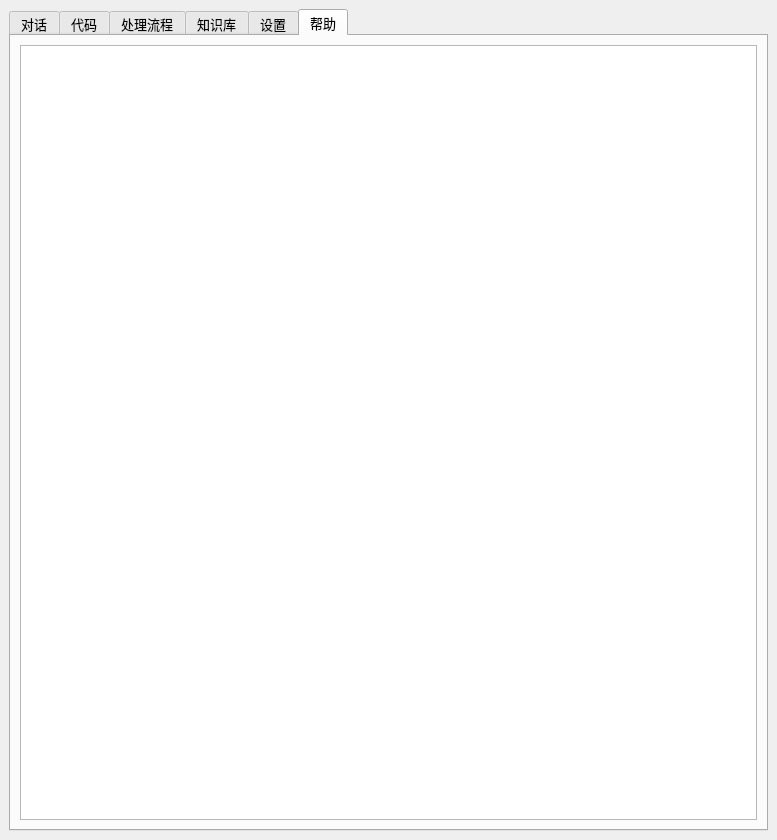
The window that SpatialAnalysisAgent_dockwidget_base.ui (lynn16t/GISCopilot) describes before a commit, drawn with Qt 5.
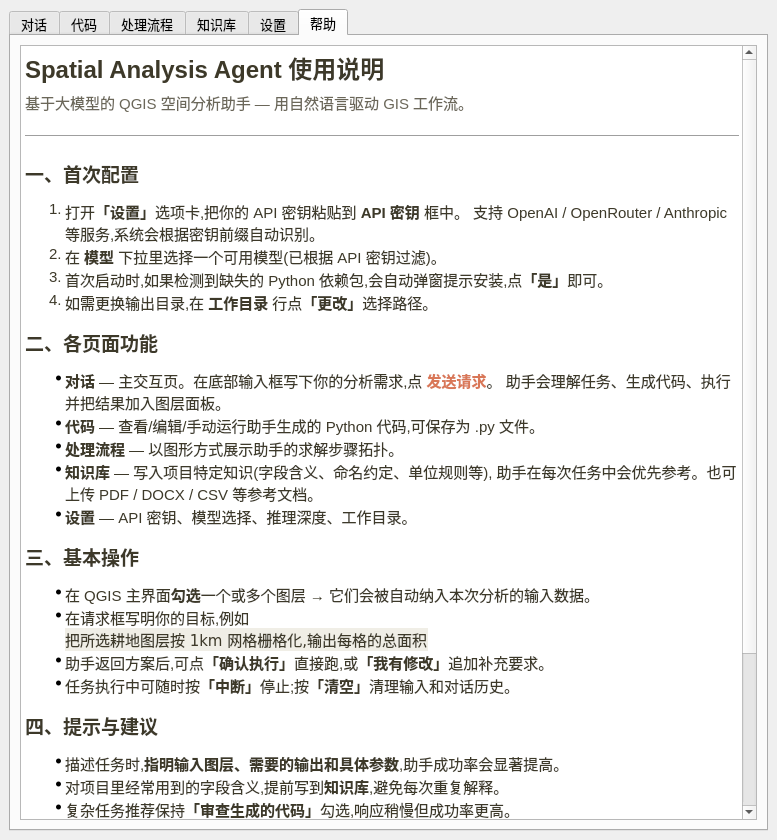
The same window after the commit. The open tabs and pages were chosen to show the change. Custom widgets are drawn as their Qt base class.

Commit message: 运行时签名校验 + 多厂商 Provider + Windows GDAL 规避 + 全面汉化

Patch:
```diff
--- a/SpatialAnalysisAgent_dockwidget_base.ui
+++ b/SpatialAnalysisAgent_dockwidget_base.ui
@@ -1000,7 +1000,62 @@
           <item row="0" column="0">
            <widget class="QTextBrowser" name="textBrowser_2">
             <property name="html">
-             <string>&lt;html&gt;&lt;body style=&quot; font-family:'Microsoft YaHei UI'; font-size:11pt;&quot;&gt;&lt;/body&gt;&lt;/html&gt;</string>
+             <string>&lt;html&gt;&lt;body style=&quot; font-family:'Microsoft YaHei UI'; font-size:11pt; color:#3D3929;&quot;&gt;
+
+&lt;h2 style=&quot;color:#3D3929; margin-bottom:6px;&quot;&gt;Spatial Analysis Agent 使用说明&lt;/h2&gt;
+&lt;p style=&quot;color:#6B6759; margin-top:0px;&quot;&gt;基于大模型的 QGIS 空间分析助手 — 用自然语言驱动 GIS 工作流。&lt;/p&gt;
+&lt;hr style=&quot;border:none; border-top:1px solid #E5E4DD; margin:10px 0;&quot;/&gt;
+
+&lt;h3 style=&quot;color:#3D3929;&quot;&gt;一、首次配置&lt;/h3&gt;
+&lt;ol&gt;
+  &lt;li&gt;打开&lt;b&gt;「设置」&lt;/b&gt;选项卡,把你的 API 密钥粘贴到 &lt;b&gt;API 密钥&lt;/b&gt; 框中。
+      支持 OpenAI / OpenRouter / Anthropic 等服务,系统会根据密钥前缀自动识别。&lt;/li&gt;
+  &lt;li&gt;在 &lt;b&gt;模型&lt;/b&gt; 下拉里选择一个可用模型(已根据 API 密钥过滤)。&lt;/li&gt;
+  &lt;li&gt;首次启动时,如果检测到缺失的 Python 依赖包,会自动弹窗提示安装,点&lt;b&gt;「是」&lt;/b&gt;即可。&lt;/li&gt;
+  &lt;li&gt;如需更换输出目录,在 &lt;b&gt;工作目录&lt;/b&gt; 行点&lt;b&gt;「更改」&lt;/b&gt;选择路径。&lt;/li&gt;
+&lt;/ol&gt;
+
+&lt;h3 style=&quot;color:#3D3929;&quot;&gt;二、各页面功能&lt;/h3&gt;
+&lt;ul&gt;
+  &lt;li&gt;&lt;b&gt;对话&lt;/b&gt; — 主交互页。在底部输入框写下你的分析需求,点
+      &lt;span style=&quot;color:#D97757; font-weight:600;&quot;&gt;发送请求&lt;/span&gt;。
+      助手会理解任务、生成代码、执行并把结果加入图层面板。&lt;/li&gt;
+  &lt;li&gt;&lt;b&gt;代码&lt;/b&gt; — 查看/编辑/手动运行助手生成的 Python 代码,可保存为 .py 文件。&lt;/li&gt;
+  &lt;li&gt;&lt;b&gt;处理流程&lt;/b&gt; — 以图形方式展示助手的求解步骤拓扑。&lt;/li&gt;
+  &lt;li&gt;&lt;b&gt;知识库&lt;/b&gt; — 写入项目特定知识(字段含义、命名约定、单位规则等),
+      助手在每次任务中会优先参考。也可上传 PDF / DOCX / CSV 等参考文档。&lt;/li&gt;
+  &lt;li&gt;&lt;b&gt;设置&lt;/b&gt; — API 密钥、模型选择、推理深度、工作目录。&lt;/li&gt;
+&lt;/ul&gt;
+
+&lt;h3 style=&quot;color:#3D3929;&quot;&gt;三、基本操作&lt;/h3&gt;
+&lt;ul&gt;
+  &lt;li&gt;在 QGIS 主界面&lt;b&gt;勾选&lt;/b&gt;一个或多个图层 → 它们会被自动纳入本次分析的输入数据。&lt;/li&gt;
+  &lt;li&gt;在请求框写明你的目标,例如&lt;br/&gt;
+      &lt;code style=&quot;background:#F0EEE6; padding:2px 6px; border-radius:3px;&quot;&gt;
+      把所选耕地图层按 1km 网格栅格化,输出每格的总面积&lt;/code&gt;&lt;/li&gt;
+  &lt;li&gt;助手返回方案后,可点&lt;b&gt;「确认执行」&lt;/b&gt;直接跑,或&lt;b&gt;「我有修改」&lt;/b&gt;追加补充要求。&lt;/li&gt;
+  &lt;li&gt;任务执行中可随时按&lt;b&gt;「中断」&lt;/b&gt;停止;按&lt;b&gt;「清空」&lt;/b&gt;清理输入和对话历史。&lt;/li&gt;
+&lt;/ul&gt;
+
+&lt;h3 style=&quot;color:#3D3929;&quot;&gt;四、提示与建议&lt;/h3&gt;
+&lt;ul&gt;
+  &lt;li&gt;描述任务时,&lt;b&gt;指明输入图层、需要的输出和具体参数&lt;/b&gt;,助手成功率会显著提高。&lt;/li&gt;
+  &lt;li&gt;对项目里经常用到的字段含义,提前写到&lt;b&gt;知识库&lt;/b&gt;,避免每次重复解释。&lt;/li&gt;
+  &lt;li&gt;复杂任务推荐保持&lt;b&gt;「审查生成的代码」&lt;/b&gt;勾选,响应稍慢但成功率更高。&lt;/li&gt;
+  &lt;li&gt;API 密钥仅保存在本机 &lt;code style=&quot;background:#F0EEE6; padding:1px 4px; border-radius:3px;&quot;&gt;plugin_dir/SpatialAnalysisAgent/config.ini&lt;/code&gt;,不会上传。&lt;/li&gt;
+  &lt;li&gt;&lt;b&gt;自定义模型列表:&lt;/b&gt;编辑
+      &lt;code style=&quot;background:#F0EEE6; padding:1px 4px; border-radius:3px;&quot;&gt;plugin_dir/SpatialAnalysisAgent/models.toml&lt;/code&gt;
+      可以新增/删除模型、增加新的 provider、调整 API 密钥识别前缀。文件内含注释和示例,
+      改完&lt;b&gt;重启 QGIS&lt;/b&gt;即生效;文件损坏会自动回退到内置默认值,不会让插件崩。&lt;/li&gt;
+&lt;/ul&gt;
+
+&lt;hr style=&quot;border:none; border-top:1px solid #E5E4DD; margin:14px 0;&quot;/&gt;
+&lt;p&gt;&lt;b&gt;项目主页:&lt;/b&gt;
+&lt;a href=&quot;https://github.com/lynn16t/GISCopilot&quot; style=&quot;color:#1f6feb; text-decoration:underline;&quot;&gt;
+https://github.com/lynn16t/GISCopilot&lt;/a&gt;&lt;/p&gt;
+&lt;p style=&quot;color:#9C9789; font-size:10pt;&quot;&gt;遇到问题或建议,欢迎在 GitHub 仓库提 Issue。&lt;/p&gt;
+
+&lt;/body&gt;&lt;/html&gt;</string>
             </property>
             <property name="openExternalLinks">
              <bool>true</bool>
```
The commit also changes 14 other files.
